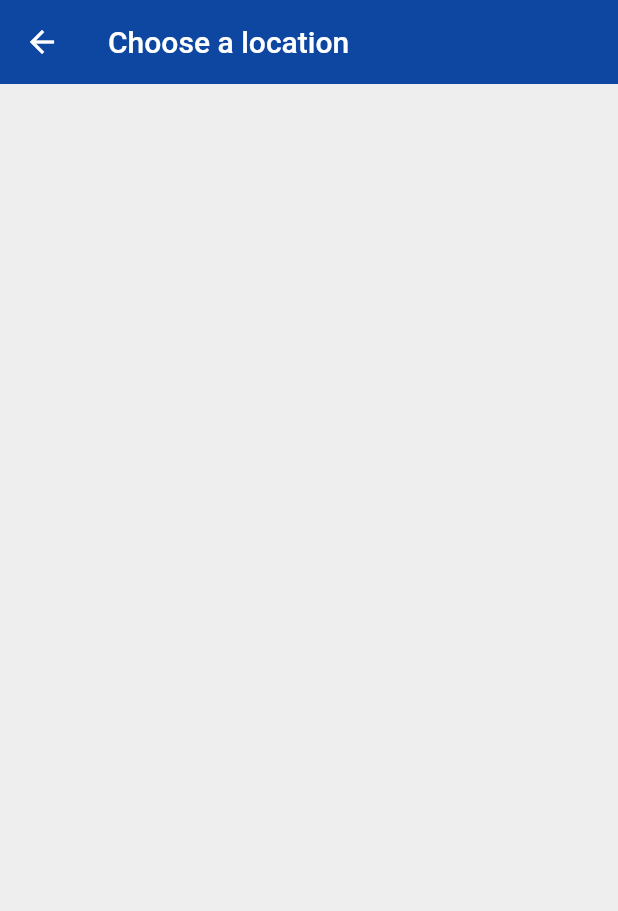
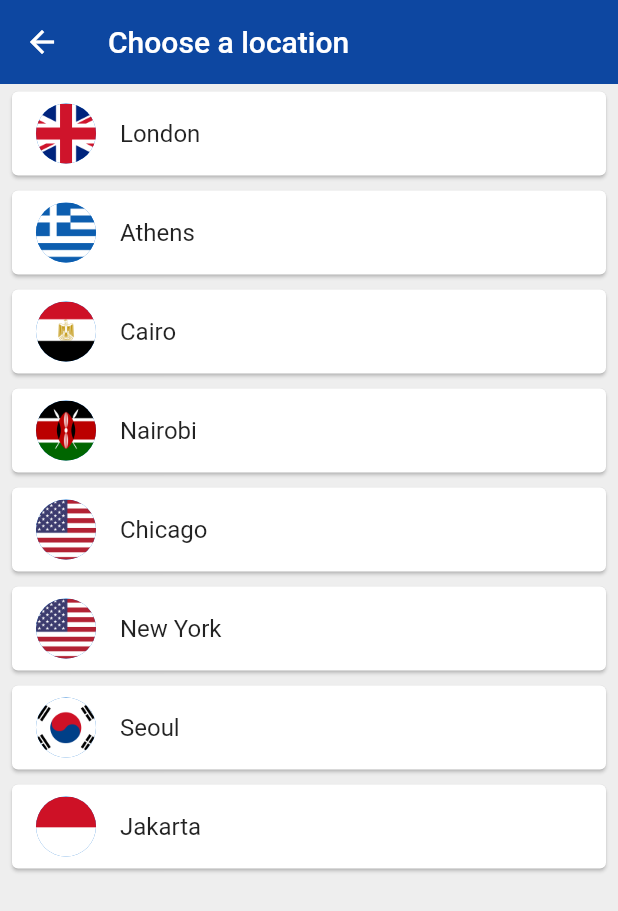
Before and after one commit to honmetha/flutter_tutorial, a Flutter app: the ChooseLocation screen opened by its route, on a phone screen of 412 x 824 dp. Shown: the top 911 px of the screen. Run offline on Flutter 3.47's test engine with Material 2 defaults, Android fonts, the phone set to English and light mode, and no system bars; our stand-ins replace flutter_spinkit; network calls fail; statements that could not run were skipped.

Commit message:
[Added] 34 - List View Builder

```diff
--- a/lib/pages/choose_location.dart
+++ b/lib/pages/choose_location.dart
@@ -1,4 +1,5 @@
 import 'package:flutter/material.dart';
+import 'package:flutter_tutorial/services/world_time.dart';
 
 class ChooseLocation extends StatefulWidget {
   const ChooseLocation({Key? key}) : super(key: key);
@@ -8,6 +9,16 @@ class ChooseLocation extends StatefulWidget {
 }
 
 class _ChooseLocationState extends State<ChooseLocation> {
+  List<WorldTime> locations = [
+    WorldTime(url: 'Europe/London', location: 'London', flag: 'uk.png'),
+    WorldTime(url: 'Europe/Berlin', location: 'Athens', flag: 'greece.png'),
+    WorldTime(url: 'Africa/Cairo', location: 'Cairo', flag: 'egypt.png'),
+    WorldTime(url: 'Africa/Nairobi', location: 'Nairobi', flag: 'kenya.png'),
+    WorldTime(url: 'America/Chicago', location: 'Chicago', flag: 'usa.png'),
+    WorldTime(url: 'America/New_York', location: 'New York', flag: 'usa.png'),
+    WorldTime(url: 'Asia/Seoul', location: 'Seoul', flag: 'south_korea.png'),
+    WorldTime(url: 'Asia/Jakarta', location: 'Jakarta', flag: 'indonesia.png'),
+  ];
 
   @override
   Widget build(BuildContext context) {
@@ -18,6 +29,26 @@ class _ChooseLocationState extends State<ChooseLocation> {
         title: const Text('Choose a location'),
         elevation: 0,
       ),
+      body: ListView.builder(
+          itemCount: locations.length,
+          itemBuilder: (context, index) {
+            return Padding(
+              padding: const EdgeInsets.symmetric(vertical: 1.0, horizontal: 4.0),
+              child: Card(
+                child: ListTile(
+                  onTap: () {
+                    print(locations[index].location);
+                  },
+                  title: Text(
+                    locations[index].location
+                  ),
+                  leading: CircleAvatar(
+                    backgroundImage: AssetImage('assets/${locations[index].flag}'),
+                  ),
+                ),
+              ),
+            );
+          }),
     );
   }
 }
```
Also changed, not shown: assets/egypt.png (added), assets/germany.png (added), assets/greece.png (added), assets/indonesia.png (added), assets/kenya.png (added), assets/south_korea.png (added), assets/uk.png (added), assets/usa.png (added).
